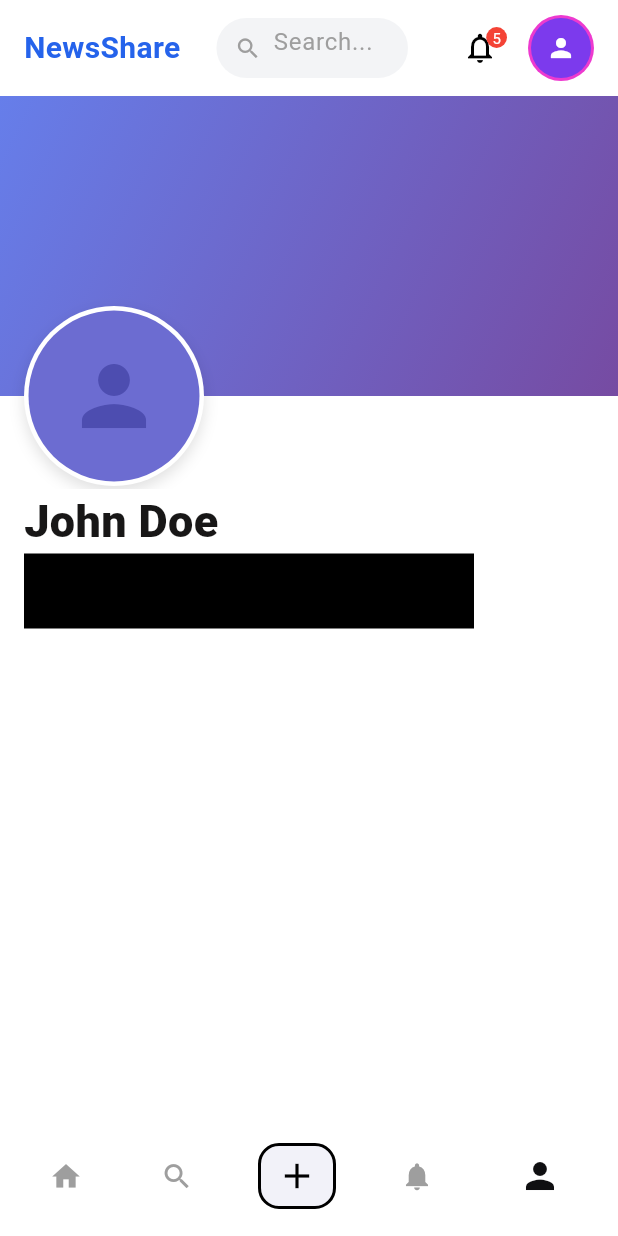
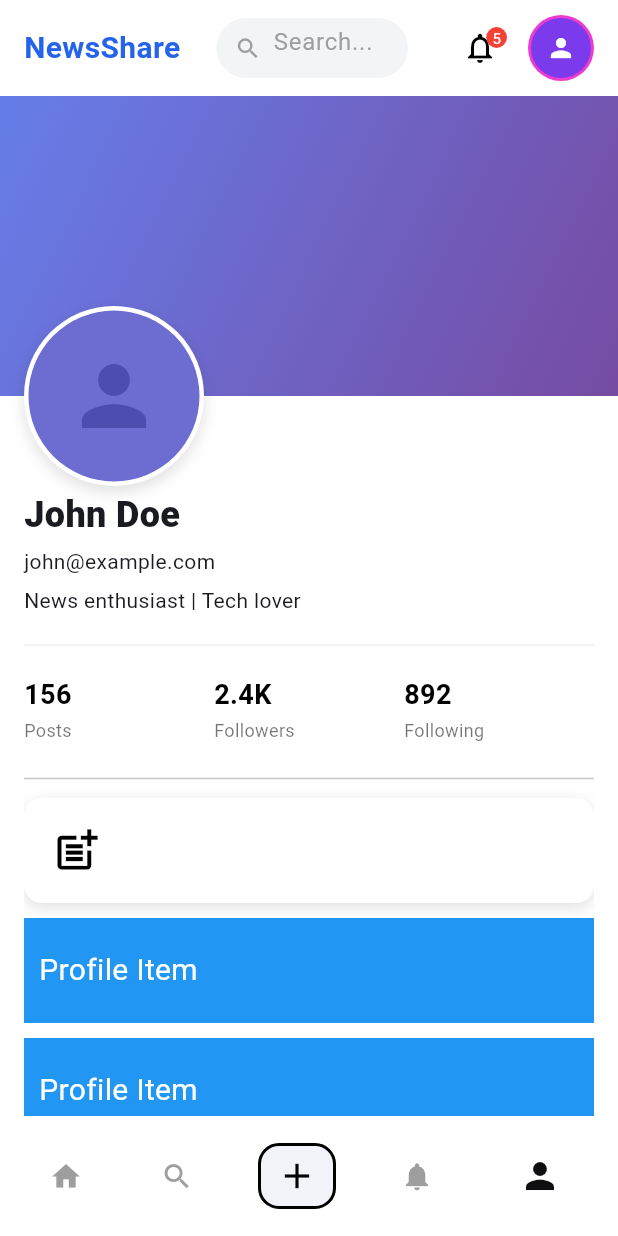
Before and after one commit to HenokDagne/news_share, a Flutter app: the screen it shows after launch, scrolled down 271 dp, after a tap on the "notifications none" icon, after a tap on the "person" icon, on a phone screen of 412 x 824 dp. Run offline on Flutter 3.47's test engine with Material 3 defaults, Android fonts, the phone set to English and light mode, and no system bars; network calls fail; Roboto replaces fonts that are missing (Arial); key blocks and very long unbroken strings in the code were emptied for the run.

Commit message:
update profile and notification page

```diff
--- a/lib/screens/notification/notification.dart
+++ b/lib/screens/notification/notification.dart
@@ -2,6 +2,7 @@
 import 'dart:convert';
 import 'package:flutter/material.dart';
 import 'package:flutter/services.dart' show rootBundle;
+import '../profile/profile_page.dart';
 
 class NotificationData {
   final String avatar;
@@ -24,8 +25,9 @@ class NotificationData {
 
   // static loader from assets/notification.json
   static Future<List<NotificationData>> readNotifications() async {
-    final String response =
-        await rootBundle.loadString('assets/notification.json');
+    final String response = await rootBundle.loadString(
+      'assets/notification.json',
+    );
     final List<dynamic> data = jsonDecode(response);
     return data
         .map((e) => NotificationData.fromJson(e as Map<String, dynamic>))
@@ -33,12 +35,10 @@ class NotificationData {
   }
 
   /// Safe avatar widget with fallback if network image fails
-  Widget buildAvatar({double size = 50}) {
-    if (avatar.isEmpty) {
-      return _fallbackAvatar(size);
-    }
-
-    return ClipRRect(
+Widget buildAvatar(BuildContext context, {double size = 50}) {
+  final Widget avatarWidget = avatar.isEmpty
+      ? _fallbackAvatar(context, size)
+      : ClipRRect(
           borderRadius: BorderRadius.circular(size / 2),
           child: Image.network(
             avatar,
@@ -46,18 +46,39 @@ class NotificationData {
             height: size,
             fit: BoxFit.cover,
             errorBuilder: (context, error, stackTrace) {
-          // If network fails, show local / placeholder avatar
-          return _fallbackAvatar(size);
+              return _fallbackAvatar(context, size);
+            },
+          ),
+        );
+
+  return InkWell(
+    borderRadius: BorderRadius.circular(size / 2),
+    onTap: () {
+      Navigator.push(
+        context,
+        MaterialPageRoute(builder: (_) => const ProfilePage()),
+      );
+    },
+    child: avatarWidget,
+  );
+}
+
+
+  Widget _fallbackAvatar(BuildContext context, double size) {
+    return CircleAvatar(
+      radius: size / 2,
+      backgroundColor: Colors.grey.shade300,
+      child: IconButton(
+        icon: const Icon(Icons.person, color: Colors.white),
+        tooltip: 'View profile',
+        onPressed: () {
+          // navigate to profile page
+          Navigator.push(
+            context,
+            MaterialPageRoute(builder: (_) => const ProfilePage()),
+          );
         },
       ),
     );
   }
-
-  Widget _fallbackAvatar(double size) {
-    return CircleAvatar(
-      radius: size / 2,
-      backgroundColor: Colors.grey.shade300,
-      child: const Icon(Icons.person, color: Colors.white),
-    );
 }
-}
--- a/lib/screens/notification/notification_page.dart
+++ b/lib/screens/notification/notification_page.dart
@@ -25,6 +25,7 @@ class _NotificationPageState extends State<NotificationPage> {
   }
 
   void _onNavTap(int i) {
+    debugPrint('BottomNav tapped: $i (current=$_currentIndex)');
     if (i == _currentIndex) return;
     switch (i) {
       case 0:
@@ -81,9 +82,7 @@ class _NotificationPageState extends State<NotificationPage> {
                     return const Center(child: CircularProgressIndicator());
                   }
                   if (snapshot.hasError) {
-                    return Center(
-                      child: Text('Error: ${snapshot.error}'),
-                    );
+                    return Center(child: Text('Error: ${snapshot.error}'));
                   }
                   final items = snapshot.data ?? [];
                   if (items.isEmpty) {
@@ -120,8 +119,8 @@ class _NotificationPageState extends State<NotificationPage> {
                           child: Row(
                             children: [
                               const SizedBox(width: 8),
-                              // Safe avatar from model (handles errors)                              flutter pub get
-                              n.buildAvatar(size: 50),
+                              // Safe avatar from model (handles errors)
+                              n.buildAvatar(context, size: 50),
                               const SizedBox(width: 8),
                               Expanded(
                                 child: Column(
@@ -138,7 +137,6 @@ class _NotificationPageState extends State<NotificationPage> {
                                       ),
                                       decoration: BoxDecoration(
                                         color: Colors.white,
-
                                       ),
                                       child: Text(
                                         n.message,
--- /dev/null
+++ b/lib/screens/profile/profileItem.dart
@@ -0,0 +1,72 @@
+import 'package:flutter/material.dart';
+
+class Profileitem extends StatelessWidget {
+  const Profileitem({super.key});
+
+  @override
+  Widget build(BuildContext context) {
+    // Use a scrollable ListView so this widget can be placed inside an Expanded
+    // without overflowing when vertical space is limited.
+    return ListView(
+      padding: EdgeInsets.zero,
+      children: [
+        const Divider(),
+        Container(
+          margin: const EdgeInsets.symmetric(vertical: 5),
+          padding: const EdgeInsets.only(left: 10),
+          height: 70,
+          alignment: Alignment.centerLeft,
+          decoration: BoxDecoration(
+            color: Colors.white,
+            borderRadius: BorderRadius.circular(12),
+            boxShadow: [
+              BoxShadow(
+                color: Colors.grey.withOpacity(0.3),
+                blurRadius: 8,
+                offset: const Offset(0, 3),
+              ),
+            ],
+          ),
+          child: Row(
+            children: [
+              IconButton(
+                mouseCursor: SystemMouseCursors.click,
+                icon: const Icon(Icons.post_add, color: Colors.black, size: 34),
+                onPressed: () {
+                  debugPrint('ICON PRESSED !!!!');
+                  showDialog(
+                    context: context,
+                    builder: (_) =>
+                        const AlertDialog(content: Text('Icon pressed')),
+                  );
+                },
+              ),
+            ],
+          ),
+        ),
+        Container(
+          margin: const EdgeInsets.symmetric(vertical: 5),
+          padding: const EdgeInsets.only(left: 10),
+          height: 70,
+          color: Colors.blue,
+          alignment: Alignment.centerLeft,
+          child: const Text(
+            'Profile Item',
+            style: TextStyle(color: Colors.white, fontSize: 20),
+          ),
+        ),
+        Container(
+          padding: const EdgeInsets.only(left: 10),
+          margin: const EdgeInsets.symmetric(vertical: 5),
+          height: 70,
+          color: Colors.blue,
+          alignment: Alignment.centerLeft,
+          child: const Text(
+            'Profile Item',
+            style: TextStyle(color: Colors.white, fontSize: 20),
+          ),
+        ),
+      ],
+    );
+  }
+}
--- a/lib/screens/profile/profile_page.dart
+++ b/lib/screens/profile/profile_page.dart
@@ -4,6 +4,8 @@ import '../home/bottom_nav.dart';
 import '../home/home_page.dart';
 import '../post/post_page.dart';
 import '../notification/notification_page.dart';
+import 'statItem.dart';
+import 'profileItem.dart';
 
 class ProfilePage extends StatefulWidget {
   const ProfilePage({super.key});
@@ -39,7 +41,7 @@ class _ProfilePageState extends State<ProfilePage> {
       case 4:
         return; // already here
       default:
-        setState(() => _currentIndex = i); // stub for other tabs
+        setState(() => _currentIndex = i);
     }
   }
 
@@ -51,10 +53,17 @@ class _ProfilePageState extends State<ProfilePage> {
       preferredSize: Size.fromHeight(70),
       child: TopAppBar(),
     ),
-      body: Stack(
+    body: LayoutBuilder(
+      builder: (context, constraints) {
+        final double maxBodyHeight = constraints.maxHeight; // full screen height
+
+        // height from top of screen down to where profile content starts
+        const double profileTop = 140;
+        final double availableForProfile = maxBodyHeight - profileTop;
+
+        return Stack(
           clipBehavior: Clip.none,
           children: [
-          // Header banner with gradient
             Container(
               height: 200,
               decoration: const BoxDecoration(
@@ -65,33 +74,19 @@ class _ProfilePageState extends State<ProfilePage> {
                 ),
               ),
             ),
-
-          // Content below the header
-          Positioned.fill(
-            top: 200,
-            child: Container(
-              color: Colors.white,
-              padding: const EdgeInsets.fromLTRB(16, 80, 16, 0),
-              alignment: Alignment.topLeft,
-              child: const Text(
-                'John Doe',
-                style: TextStyle(
-                  fontSize: 24,
-                  fontWeight: FontWeight.bold,
-                  color: Colors.black,
-                ),
-              ),
-            ),
-          ),
-
-          // Overlapping avatar with white ring at the bottom-left, above body
-          // ...existing code...
             Positioned(
               left: 16,
-            top: 140,
+              right: 16,
+              top: profileTop,
+              child: ConstrainedBox(
+                constraints: BoxConstraints(
+                  // force the whole Column (including Profileitem) to fit
+                  maxHeight: availableForProfile,
+                ),
                 child: Column(
                   crossAxisAlignment: CrossAxisAlignment.start,
                   children: [
+                    // avatar, texts, stats...
                     Container(
                       width: 120,
                       height: 120,
@@ -116,34 +111,43 @@ class _ProfilePageState extends State<ProfilePage> {
                         ),
                       ),
                     ),
-                const SizedBox(height: 2), // space below avatar
-                Container(
-                alignment: Alignment.topLeft,
-                  decoration: BoxDecoration(
-                    color: Colors.white,
-                    borderRadius: BorderRadius.circular(8),
-                  ),
-                  child: const Text(
+                    const SizedBox(height: 2),
+                    const Text(
                       'John Doe',
                       style: TextStyle(
-                      fontSize: 30,
+                        fontSize: 24,
                         fontWeight: FontWeight.w900,
-                      color: Color.fromARGB(255, 24, 23, 23),
                         fontFamily: 'Arial',
                       ),
                     ),
+                    const SizedBox(height: 4),
+                    const Text('john@example.com'),
+                    const SizedBox(height: 6),
+                    const Text('News enthusiast | Tech lover'),
+                    const SizedBox(height: 12),
+                    const Divider(thickness: 1, color: Color(0xFFECECEC)),
+                    const SizedBox(height: 12),
+                    Row(
+                      mainAxisAlignment: MainAxisAlignment.spaceBetween,
+                      children: const [
+                        Expanded(child: StatItem(value: '156', label: 'Posts')),
+                        Expanded(child: StatItem(value: '2.4K', label: 'Followers')),
+                        Expanded(child: StatItem(value: '892', label: 'Following')),
+                      ],
                     ),
+                    const SizedBox(height: 16),
 
-                Container(
-                  height: 50,
-                  width: 300,
-                  color: Colors.black,
-                )
+                    // Let Profileitem use remaining space but not overflow
+                    const Expanded(
+                      child: Profileitem(),
+                    ),
                   ],
                 ),
               ),
-          // ...existing code...
+            ),
           ],
+        );
+      },
     ),
     bottomNavigationBar: BottomNavBar(
       currentIndex: _currentIndex,
@@ -151,4 +155,5 @@ class _ProfilePageState extends State<ProfilePage> {
     ),
   );
 }
+
 }
--- /dev/null
+++ b/lib/screens/profile/statItem.dart
@@ -0,0 +1,30 @@
+// ...existing code...
+import 'package:flutter/material.dart';
+
+class StatItem extends StatelessWidget {
+  final String value;
+  final String label;
+  const StatItem({required this.value, required this.label, super.key});
+
+  @override
+  Widget build(BuildContext context) {
+    return Column(
+      crossAxisAlignment: CrossAxisAlignment.start,
+      children: [
+        Text(
+          value,
+          style: const TextStyle(
+            fontSize: 18,
+            fontWeight: FontWeight.w700,
+            color: Colors.black,
+          ),
+        ),
+        const SizedBox(height: 2),
+        Text(
+          label,
+          style: const TextStyle(fontSize: 12, color: Colors.black54),
+        ),
+      ],
+    );
+  }
+}
```
Lines whose indentation alone changed are shown as unchanged.
